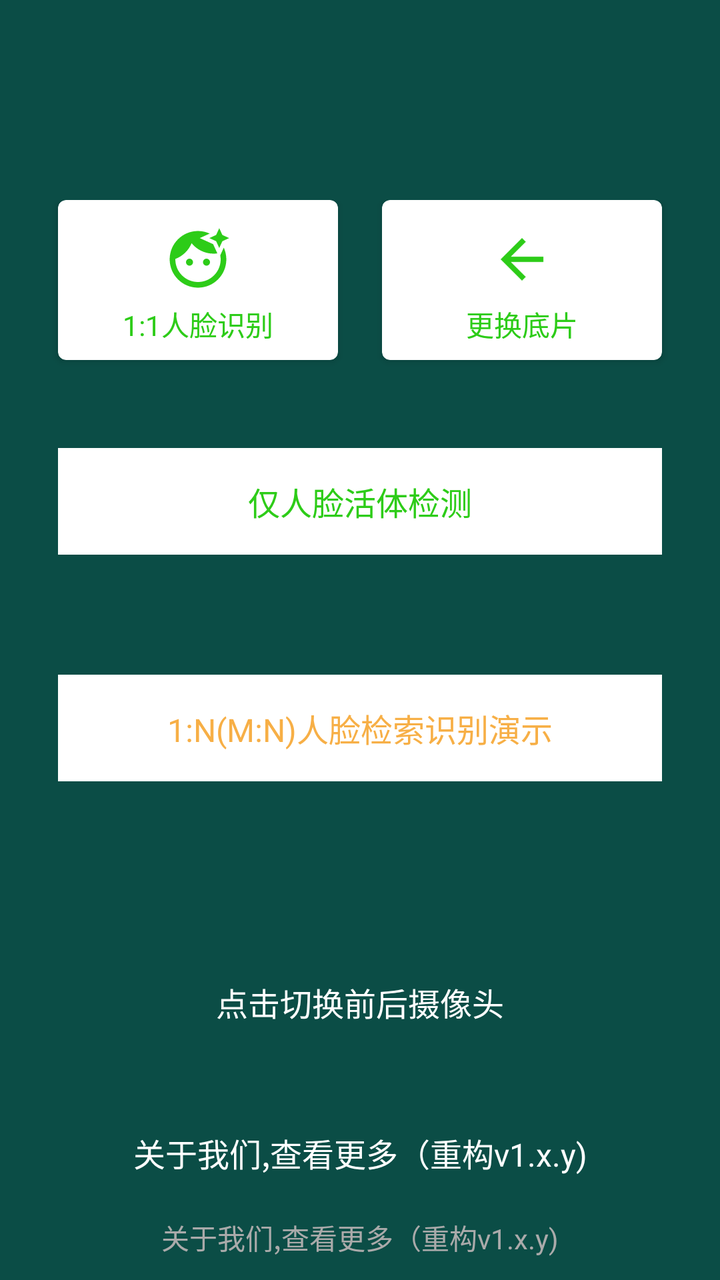
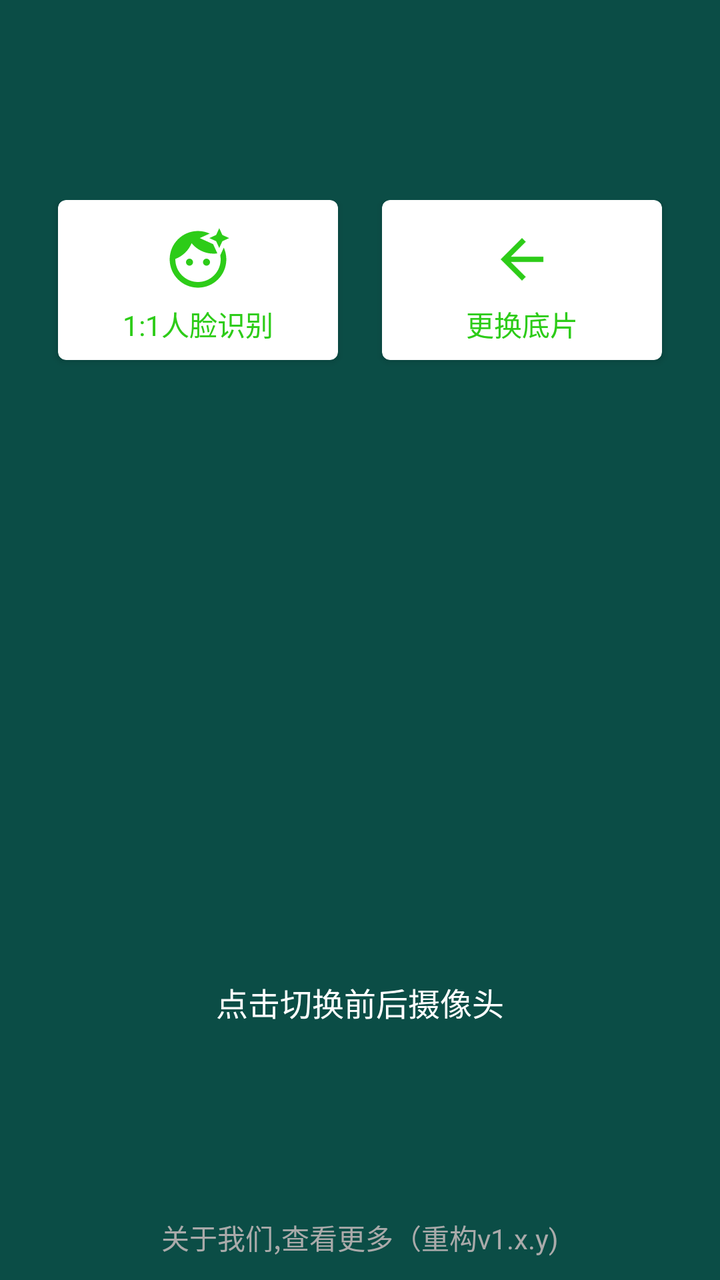

Compare the two renders of this Android layout. The source of the first and the diff that turns it into the second are given below.
<!-- AndroidManifest.xml: application theme Theme.AppCompat.NoActionBar -->
<!-- res/layout/activity_navi.xml -->
<?xml version="1.0" encoding="utf-8"?>
<androidx.constraintlayout.widget.ConstraintLayout xmlns:android="http://schemas.android.com/apk/res/android"
    xmlns:app="http://schemas.android.com/apk/res-auto"
    xmlns:tools="http://schemas.android.com/tools"
    android:layout_width="match_parent"
    android:layout_height="match_parent"
    android:background="@color/colorPrimary"
    android:paddingTop="100dp"
    tools:context=".NaviActivity">

    
    <androidx.cardview.widget.CardView
        android:id="@+id/face_verify_card"
        android:layout_width="0dp"
        android:layout_height="80dp"
        app:cardCornerRadius="4dp"
        android:layout_marginLeft="29dp"
        android:layout_marginRight="11dp"
        app:cardBackgroundColor="@color/white"
        app:layout_constraintEnd_toStartOf="@+id/update_base_image"
        app:layout_constraintStart_toStartOf="parent"
        app:layout_constraintTop_toTopOf="parent">

        <LinearLayout
            android:layout_width="match_parent"
            android:layout_height="wrap_content"
            android:layout_gravity="center"
            android:orientation="vertical">

            <ImageView
                android:layout_width="44dp"
                android:layout_height="44dp"
                android:padding="5dp"
                android:layout_gravity="center_horizontal"
                android:src="@drawable/baseline_face_retouching_natural_24" />

            <TextView
                android:id="@+id/face_verify"
                android:layout_width="match_parent"
                android:layout_height="wrap_content"
                android:layout_gravity="center_horizontal"
                android:gravity="center"
                android:text="1:1人脸识别"
                android:textColor="#2DCC18"
                android:textSize="14sp" />

        </LinearLayout>

    </androidx.cardview.widget.CardView>


    
    <androidx.cardview.widget.CardView
        android:id="@+id/update_base_image"
        android:layout_width="0dp"
        android:layout_height="80dp"
        app:cardCornerRadius="4dp"
        android:layout_marginRight="29dp"
        android:layout_marginLeft="11dp"

        app:cardBackgroundColor="@color/white"
        app:layout_constraintEnd_toEndOf="parent"
        app:layout_constraintStart_toEndOf="@+id/face_verify_card"
        app:layout_constraintTop_toTopOf="parent">

        <LinearLayout
            android:layout_width="match_parent"
            android:layout_height="wrap_content"
            android:layout_gravity="center"
            android:orientation="vertical">

            <ImageView
                android:layout_width="44dp"
                android:layout_height="44dp"
                android:padding="6dp"
                android:layout_gravity="center_horizontal"
                android:src="@drawable/ic_baseline_arrow_back_24" />

            <TextView
                android:id="@+id/change_base_img"
                android:layout_width="match_parent"
                android:layout_height="wrap_content"
                android:layout_gravity="center_horizontal"
                android:gravity="center"
                android:text="更换底片"
                android:textColor="#2DCC18"
                android:textSize="14sp"
                app:layout_constraintTop_toBottomOf="@+id/update_base_image" />

        </LinearLayout>

    </androidx.cardview.widget.CardView>



    <TextView
        android:id="@+id/liveness_detection"
        android:layout_width="match_parent"
        android:layout_height="wrap_content"
        android:layout_marginTop="44dp"
        android:background="@color/white"
        android:gravity="center"
        android:layout_marginLeft="29dp"
        android:layout_marginRight="29dp"
        android:paddingTop="15dp"
        android:paddingBottom="15dp"
        android:text="仅人脸活体检测"
        android:textColor="#2DCC18"
        android:textSize="16sp"
        app:layout_constraintEnd_toEndOf="parent"
        app:layout_constraintStart_toStartOf="parent"
        app:layout_constraintTop_toBottomOf="@+id/update_base_image" />



    <TextView
        android:id="@+id/face_search_1_n"
        android:layout_width="match_parent"
        android:layout_height="wrap_content"
        android:layout_marginTop="60dp"
        android:background="@color/white"
        android:gravity="center"
        android:layout_marginLeft="29dp"
        android:layout_marginRight="29dp"
        android:paddingTop="15dp"
        android:paddingBottom="15dp"
        android:text="1:N(M:N)人脸检索识别演示"
        android:textColor="@color/yellow"
        android:textSize="16sp"
        app:layout_constraintEnd_toEndOf="parent"
        app:layout_constraintStart_toStartOf="parent"
        app:layout_constraintTop_toBottomOf="@+id/liveness_detection" />




    <TextView
        android:id="@+id/change_camera"
        android:layout_width="match_parent"
        android:layout_height="wrap_content"
        android:layout_gravity="bottom"
        android:gravity="center"
        android:textColor="@android:color/white"
        android:textSize="16sp"
        android:layout_marginTop="25dp"
        android:layout_marginBottom="33dp"
        app:layout_constraintBottom_toTopOf="@+id/more_about_me"
        android:text="点击切换前后摄像头" />


    <TextView
        android:id="@+id/more_about_me"
        android:layout_width="match_parent"
        android:layout_height="wrap_content"
        android:gravity="center"
        android:padding="19dp"
        android:text="关于我们,查看更多（重构v1.x.y)"
        android:textColor="@android:color/white"
        android:textSize="16sp"
        android:layout_marginBottom="33dp"
        app:layout_constraintBottom_toBottomOf="parent" />



    <TextView
        android:id="@+id/device_info"
        android:layout_width="match_parent"
        android:layout_height="wrap_content"
        android:gravity="center"
        android:padding="11dp"
        android:text="关于我们,查看更多（重构v1.x.y)"
        android:textColor="@android:color/darker_gray"
        android:textSize="14sp"
        app:layout_constraintBottom_toBottomOf="parent" />


</androidx.constraintlayout.widget.ConstraintLayout>
<!-- resources referenced by this layout -->
<resources>
  <color name="colorPrimary">#0B4D46</color>
  <color name="white">#FFFFFFFF</color>
  <color name="yellow">#F7AF46</color>
  <!-- drawable baseline_face_retouching_natural_24 (drawable) -->
  <vector android:height="24dp" android:tint="#2DCC18"
      android:viewportHeight="24" android:viewportWidth="24"
      android:width="24dp" xmlns:android="http://schemas.android.com/apk/res/android">
      <path android:fillColor="@android:color/white" android:pathData="M9,13m-1.25,0a1.25,1.25 0,1 1,2.5 0a1.25,1.25 0,1 1,-2.5 0"/>
      <path android:fillColor="@android:color/white" android:pathData="M20.77,8.58l-0.92,2.01c0.09,0.46 0.15,0.93 0.15,1.41 0,4.41 -3.59,8 -8,8s-8,-3.59 -8,-8c0,-0.05 0.01,-0.1 0,-0.14 2.6,-0.98 4.69,-2.99 5.74,-5.55C11.58,8.56 14.37,10 17.5,10c0.45,0 0.89,-0.04 1.33,-0.1l-0.6,-1.32 -0.88,-1.93 -1.93,-0.88 -2.79,-1.27 2.79,-1.27 0.71,-0.32C14.87,2.33 13.47,2 12,2 6.48,2 2,6.48 2,12s4.48,10 10,10 10,-4.48 10,-10c0,-1.47 -0.33,-2.87 -0.9,-4.13l-0.33,0.71z"/>
      <path android:fillColor="@android:color/white" android:pathData="M15,13m-1.25,0a1.25,1.25 0,1 1,2.5 0a1.25,1.25 0,1 1,-2.5 0"/>
      <path android:fillColor="@android:color/white" android:pathData="M20.6,5.6L19.5,8l-1.1,-2.4L16,4.5l2.4,-1.1L19.5,1l1.1,2.4L23,4.5z"/>
  </vector>
  <!-- drawable ic_baseline_arrow_back_24 (drawable) -->
  <vector android:autoMirrored="true" android:height="24dp"
      android:tint="#2DCC18" android:viewportHeight="24"
      android:viewportWidth="24" android:width="24dp" xmlns:android="http://schemas.android.com/apk/res/android">
      <path android:fillColor="@android:color/white" android:pathData="M20,11H7.83l5.59,-5.59L12,4l-8,8 8,8 1.41,-1.41L7.83,13H20v-2z"/>
  </vector>
</resources>

<!-- the commit's change to res/layout/activity_navi.xml (unified diff, before → after) -->
@@ -107,6 +107,7 @@
         android:text="仅人脸活体检测"
         android:textColor="#2DCC18"
         android:textSize="16sp"
+        android:visibility="invisible"
         app:layout_constraintEnd_toEndOf="parent"
         app:layout_constraintStart_toStartOf="parent"
         app:layout_constraintTop_toBottomOf="@+id/update_base_image" />
@@ -124,6 +125,7 @@
         android:layout_marginRight="29dp"
         android:paddingTop="15dp"
         android:paddingBottom="15dp"
+        android:visibility="invisible"
         android:text="1:N(M:N)人脸检索识别演示"
         android:textColor="@color/yellow"
         android:textSize="16sp"
@@ -154,6 +156,7 @@
         android:layout_height="wrap_content"
         android:gravity="center"
         android:padding="19dp"
+        android:visibility="invisible"
         android:text="关于我们,查看更多（重构v1.x.y)"
         android:textColor="@android:color/white"
         android:textSize="16sp"
